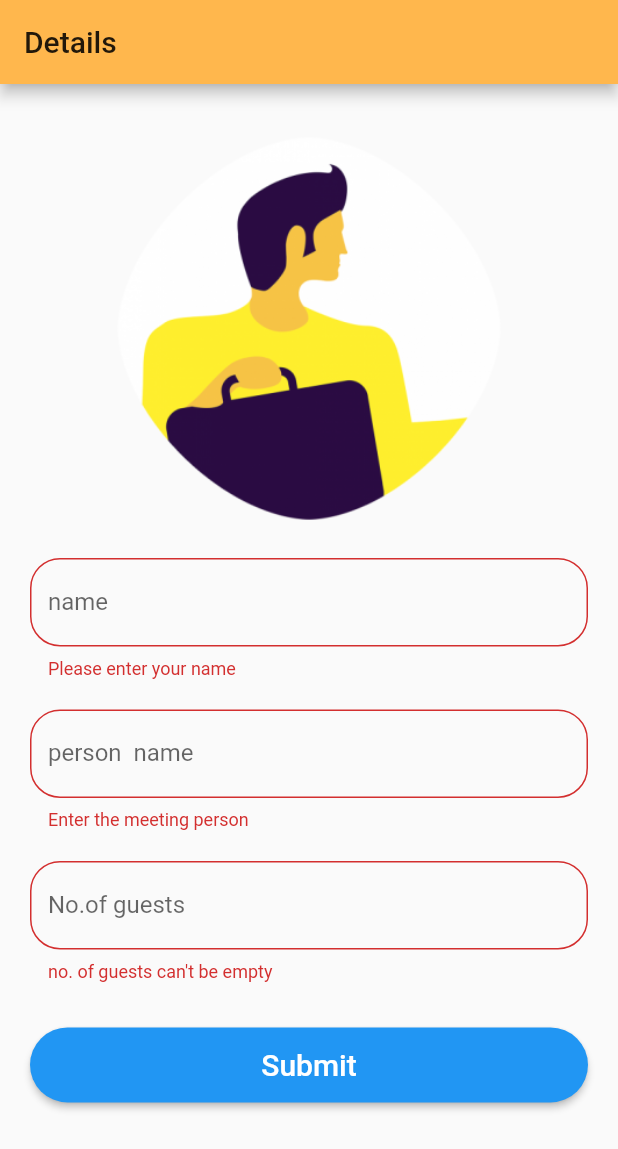
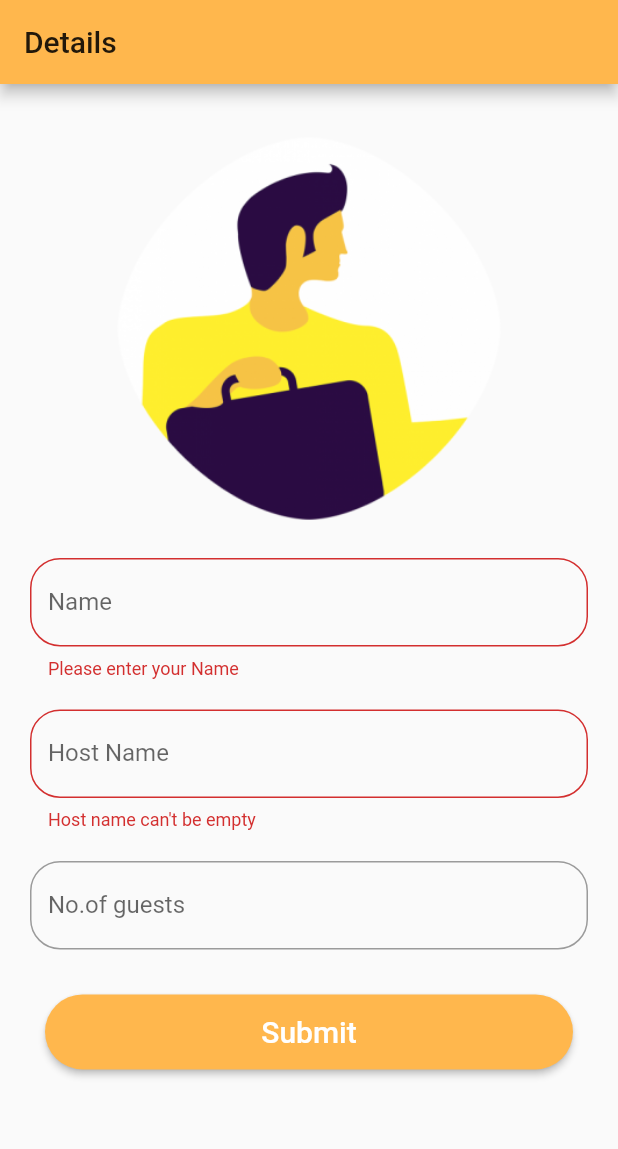
Before and after one commit to guptaravi0719/Ironman_Visitor_manager_using-bloc, a Flutter app: the VisitorDetailForm screen opened directly, after a tap on "Submit", on a phone screen of 412 x 824 dp. Shown: the top 1149 px of the screen. Run offline on Flutter 3.47's test engine with Material 2 defaults, Android fonts, the phone set to English and light mode, and no system bars; our stand-ins replace cloud_firestore, connectivity, firebase_auth, firebase_storage, flushbar, flutter_rating_bar and 4 more; missing offline and left inert: meet_network_image, nexmo_verify, progress_hud; accounts and stored records are empty.

Commit message:
host name , guest no can be 0

```diff
--- a/lib/visitor/exit_section/Lists/DayPassList.dart
+++ b/lib/visitor/exit_section/Lists/DayPassList.dart
@@ -44,6 +44,7 @@ class _DayPassListState extends State<DayPassList> {
 //
 //            }
             return ListView.builder(
+                reverse: true,
 //              itemCount: snapshot.data.documents.length,
                 itemCount: snapshot.data.documents.length,
                 itemBuilder: (BuildContext context, int i) {
--- a/lib/visitor/exit_section/Lists/couriers_list.dart
+++ b/lib/visitor/exit_section/Lists/couriers_list.dart
@@ -44,6 +44,7 @@ class _CouriersListState extends State<CouriersList> {
 //
 //            }
             return ListView.builder(
+                reverse: true,
 //              itemCount: snapshot.data.documents.length,
                 itemCount: snapshot.data.documents.length,
                 itemBuilder: (BuildContext context, int i) {
--- a/lib/visitor/exit_section/Lists/lead_list.dart
+++ b/lib/visitor/exit_section/Lists/lead_list.dart
@@ -44,7 +44,7 @@ class _LeadListState extends State<LeadList> {
 //                _visitorList.add(snapshot.data.documents[ind]);
 //
 //            }
-            return ListView.builder(
+            return ListView.builder(reverse: true,
 //              itemCount: snapshot.data.documents.length,
                 itemCount: snapshot.data.documents.length,
                 itemBuilder: (BuildContext context, int i) {
--- a/lib/visitor/exit_section/Lists/vendors_list.dart
+++ b/lib/visitor/exit_section/Lists/vendors_list.dart
@@ -14,6 +14,7 @@ class _VendorsListState extends State<VendorsList> {
   var _stream;
   DocumentSnapshot _currentDocument;
   final db = Firestore.instance;
+
   @override
   void initState() {
     _stream = Firestore.instance
@@ -25,6 +26,7 @@ class _VendorsListState extends State<VendorsList> {
 
 //  List _visitorList=List();
   var now = new DateTime.now();
+
   @override
   Widget build(BuildContext context) {
     double _rating = 0.0;
@@ -43,7 +45,9 @@ class _VendorsListState extends State<VendorsList> {
 //                _visitorList.add(snapshot.data.documents[ind]);
 //
 //            }
+
             return ListView.builder(
+                reverse: true,
                 itemCount: snapshot.data.documents.length,
                 itemBuilder: (BuildContext context, int i) {
                   return snapshot.data.documents[i]['exit'] == null
@@ -65,7 +69,9 @@ class _VendorsListState extends State<VendorsList> {
                                         child: CircularProgressIndicator(),
                                       ),
                                       errorBuilder: (context, e) => Center(
-                                        child: Image.asset('assets/person_dummy.png'),                                      ),
+                                        child: Image.asset(
+                                            'assets/person_dummy.png'),
+                                      ),
                                     ),
                                     height:
                                         MediaQuery.of(context).size.height / 4 -
@@ -117,8 +123,7 @@ class _VendorsListState extends State<VendorsList> {
                                                   fontWeight: FontWeight.bold),
                                             ),
                                             Text(snapshot.data.documents[i]
-                                            ['no_of_guests']),
-
+                                                ['no_of_guests']),
                                           ],
                                         ),
                                         SizedBox(
@@ -159,18 +164,24 @@ class _VendorsListState extends State<VendorsList> {
                                           emptyIcon: Icons.star_border,
                                           halfFilledIcon: Icons.star_half,
                                           isHalfAllowed: true,
-                                          filledColor:Theme.of(context).primaryColor,
-                                          emptyColor: Theme.of(context).primaryColor,
+                                          filledColor:
+                                              Theme.of(context).primaryColor,
+                                          emptyColor:
+                                              Theme.of(context).primaryColor,
                                           halfFilledColor: Colors.amberAccent,
                                           size: 30,
                                         ),
                                         RaisedButton(
                                           shape: new RoundedRectangleBorder(
-                                            borderRadius: new BorderRadius.circular(30.0),
+                                            borderRadius:
+                                                new BorderRadius.circular(30.0),
                                           ),
                                           color: Theme.of(context).primaryColor,
-
-                                          child: Text("EXIT",style: TextStyle(color: Colors.white),),
+                                          child: Text(
+                                            "EXIT",
+                                            style:
+                                                TextStyle(color: Colors.white),
+                                          ),
                                           onPressed: () {
                                             try {
                                               Firestore.instance
--- a/lib/visitor/exit_section/Lists/visitors_list.dart
+++ b/lib/visitor/exit_section/Lists/visitors_list.dart
@@ -48,6 +48,7 @@ class _VisitorsListState extends State<VisitorsList> {
 //
 //            }
             return ListView.builder(
+                reverse: true,
 //              itemCount: snapshot.data.documents.length,
                 itemCount: snapshot.data.documents.length,
                 itemBuilder: (BuildContext context, int i) {
--- a/lib/visitor/visitor_detail_form_screen.dart
+++ b/lib/visitor/visitor_detail_form_screen.dart
@@ -36,8 +36,9 @@ class _VisitorDetailFormState extends State<VisitorDetailForm> {
     var now = new DateTime.now();
 
     if (_validateAndSave()) {
+      var no_of_guests=_no_of_guests!=null?"0":_no_of_guests;
       data_to_add['name'] = _name;
-      data_to_add['no_of_guests'] = _no_of_guests;
+      data_to_add['no_of_guests'] = no_of_guests;   //if no entry rhen pushing 0
       data_to_add['person_to_meet'] = _person_to_meet;
       data_to_add['time'] = DateFormat("H:m:s").format(now);
       try {
@@ -82,40 +83,43 @@ class _VisitorDetailFormState extends State<VisitorDetailForm> {
                   child: Image.asset("assets/person.png"),
                 ),
                 new TextFormField(
+                  textCapitalization: TextCapitalization.sentences,
                   decoration: InputDecoration(
                     border: OutlineInputBorder(
                         borderRadius: BorderRadius.circular(20.0)),
-                    labelText: "name",
+                    labelText: "Name",
                   ),
                   validator: (value) =>
-                      value.isEmpty ? "Please enter your name" : null,
+                      value.isEmpty ? "Please enter your Name" : null,
                   onSaved: (value) => _name = value,
                 ),
                 SizedBox(
                   height: 20.0,
                 ),
                 TextFormField(
+                  textCapitalization: TextCapitalization.sentences,
                   decoration: InputDecoration(
-                    labelText: "person  name",
+                    labelText: "Host Name",
                     border: OutlineInputBorder(
                         borderRadius: BorderRadius.circular(20.0)),
                   ),
                   validator: (value) =>
-                      value.isEmpty ? "Enter the meeting person" : null,
+                      value.isEmpty ? "Host name can't be empty" : null,
                   onSaved: (value) => _person_to_meet = value,
                 ),
                 SizedBox(
                   height: 20.0,
                 ),
                 TextFormField(
+                //  textCapitalization: TextCapitalization.sentences,
                   keyboardType: TextInputType.number,
                   decoration: InputDecoration(
-                    labelText: "No.of guests",
+                    labelText:"No.of guests",
                     border: OutlineInputBorder(
                         borderRadius: BorderRadius.circular(20.0)),
                   ),
-                  validator: (value) =>
-                      value.isEmpty ? "no. of guests can't be empty" : null,
+//                  validator: (value) =>
+//                      value.isEmpty ? "no. of guests can't be empty" : null,
                   onSaved: (value) => _no_of_guests = value,
                 ),
                 SizedBox(
@@ -123,7 +127,11 @@ class _VisitorDetailFormState extends State<VisitorDetailForm> {
                 ),
                 ButtonTheme(
                   height: 50.0,
+                  child: Padding(
+                    padding: const EdgeInsets.fromLTRB(10,0,10,30),
                     child: RaisedButton(
+                      color: Theme.of(context).primaryColor,
+                     // borderSide: BorderSide(color: Theme.of(context).primaryColor),
                         shape: new RoundedRectangleBorder(
                           borderRadius: new BorderRadius.circular(30.0),
                         ),
@@ -139,6 +147,7 @@ class _VisitorDetailFormState extends State<VisitorDetailForm> {
 //                        }
                           _validateAndSubmit();
                         }),
+                  ),
                 )
               ],
             ),
```
Lines whose indentation alone changed are shown as unchanged.
